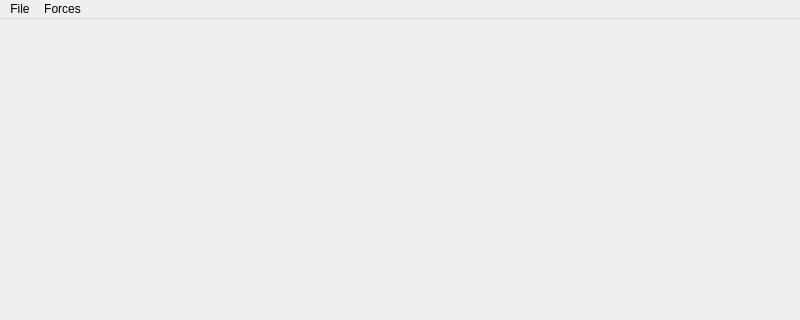
Above: components/social_navigation/src/mainUI.ui from robocomp/dsr-graph before the change; both pictures show x 0 to 800 and y 0 to 320 of the 800 by 600 pixel window. Below: the same form after it.
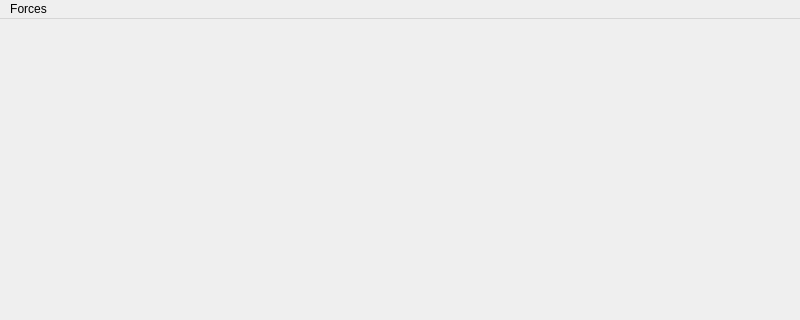
That is the form after the change.

Commit message: [several agents] Remove old menu file

```diff
--- a/components/social_navigation/src/mainUI.ui
+++ b/components/social_navigation/src/mainUI.ui
@@ -20,21 +20,14 @@
      <x>0</x>
      <y>0</y>
      <width>800</width>
-     <height>25</height>
+     <height>22</height>
     </rect>
    </property>
-   <widget class="QMenu" name="menuFile">
-    <property name="title">
-     <string>File</string>
-    </property>
-    <addaction name="actionSaveToFile"/>
-   </widget>
    <widget class="QMenu" name="menuForces">
     <property name="title">
      <string>Forces</string>
     </property>
    </widget>
-   <addaction name="menuFile"/>
    <addaction name="menuForces"/>
   </widget>
   <widget class="QStatusBar" name="statusbar"/>
```
The commit also changes 8 other files.
